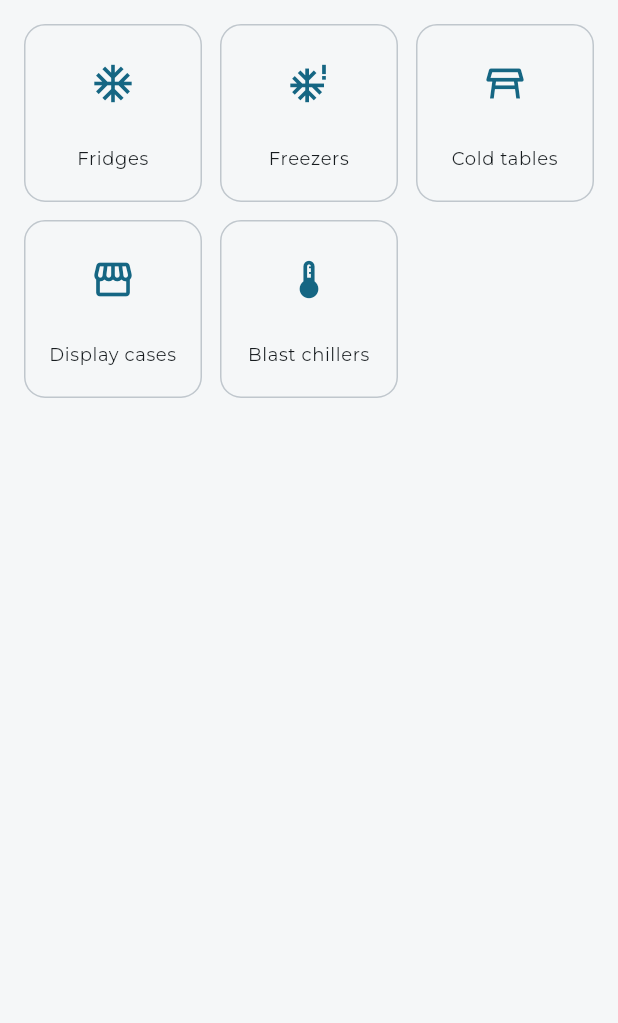
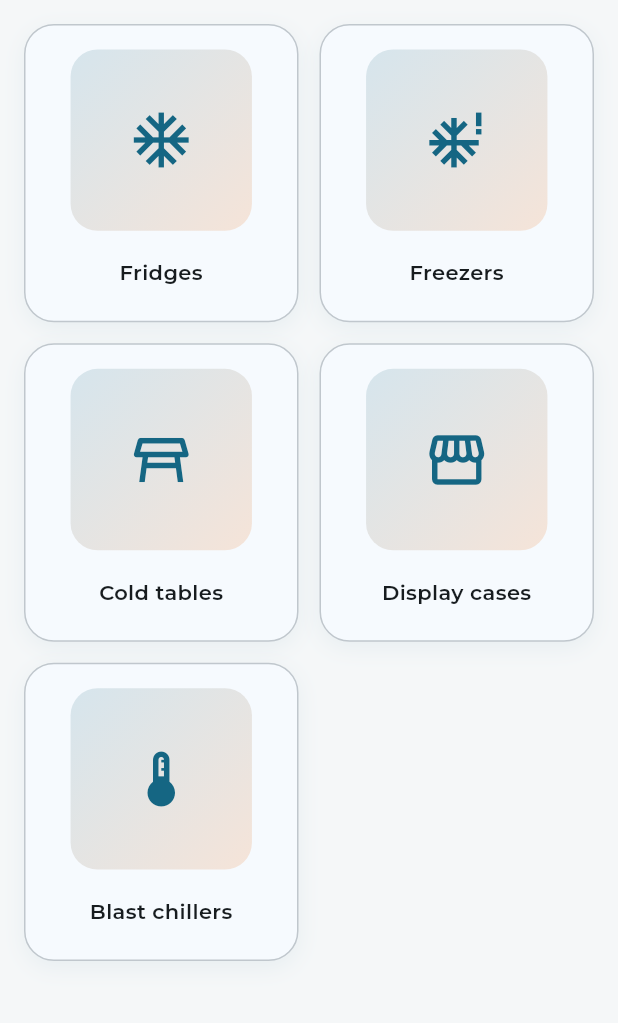
Before and after one commit to savvivs-droid/Project-service, a Flutter app: the _ClientEquipmentTab widget shown alone on an empty page, opened directly with empty values, after a tap on "Refrigeration equipment", on a phone screen of 412 x 824 dp, the part 84-1107 px from its top. Run offline on Flutter 3.47's test engine with Material 3 defaults, Android fonts, the phone set to English and light mode, and no system bars; our stand-ins replace firebase_core, firebase_messaging, flutter_dotenv, image_picker, shared_preferences, supabase_flutter and 1 more; accounts and stored records are empty; network calls fail.

Commit message:
Крупные плитки-иллюстрации оборудования, сетка 2 в ряд
Иконка оборудования теперь на цветной подложке-градиенте (teal/orange
в тонах бренда) внутри увеличенной плитки — вместо мелкой иконки на
белом фоне. Сетки категорий и видов оборудования переведены с
адаптивного числа колонок на фиксированные 2 в ряд, чтобы плитки были
крупнее.

Настоящие фото оборудования недоступны технически — сетевой доступ в
этой среде разрешён только к GitHub, сторонние источники изображений
(стоки, Wikimedia и т. п.) заблокированы политикой окружения.

Co-Authored-By: Claude Sonnet 5 <noreply@anthropic.com>
Claude-Session: https://claude.ai/code/session_01RmfCPiBqRaj7GbANaBjFbd

```diff
--- a/lib/core/widgets/equipment_grid_tile.dart
+++ b/lib/core/widgets/equipment_grid_tile.dart
@@ -1,9 +1,11 @@
 import 'package:flutter/material.dart';
 
-/// Плитка с иконкой, подписью и счётчиком — категория оборудования,
-/// вид внутри категории. Общий виджет для ClientHomeScreen (сетка
-/// категорий) и ClientEquipmentTypesScreen (сетка видов внутри
-/// категории), чтобы обе сетки выглядели одинаково.
+/// Плитка с иконкой-иллюстрацией, подписью и счётчиком — категория
+/// оборудования, вид внутри категории. Общий виджет для ClientHomeScreen
+/// (сетка категорий) и ClientEquipmentTypesScreen (сетка видов внутри
+/// категории), чтобы обе сетки выглядели одинаково. Сетки используют
+/// 2 колонки — крупные плитки с "иллюстрацией" (иконка на цветной
+/// подложке-градиенте) вместо мелких иконок на белом фоне.
 class EquipmentGridTile extends StatelessWidget {
   const EquipmentGridTile({
     super.key,
@@ -24,12 +26,20 @@ class EquipmentGridTile extends StatelessWidget {
 
     return InkWell(
       onTap: onTap,
-      borderRadius: BorderRadius.circular(14),
+      borderRadius: BorderRadius.circular(20),
       child: Container(
-        padding: const EdgeInsets.symmetric(vertical: 12, horizontal: 6),
+        padding: const EdgeInsets.fromLTRB(14, 16, 14, 14),
         decoration: BoxDecoration(
-          borderRadius: BorderRadius.circular(14),
+          color: colorScheme.surface,
+          borderRadius: BorderRadius.circular(20),
           border: Border.all(color: colorScheme.outlineVariant),
+          boxShadow: [
+            BoxShadow(
+              color: colorScheme.primary.withValues(alpha: 0.06),
+              blurRadius: 12,
+              offset: const Offset(0, 4),
+            ),
+          ],
         ),
         child: Stack(
           clipBehavior: Clip.none,
@@ -43,19 +53,43 @@ class EquipmentGridTile extends StatelessWidget {
               children: [
                 Expanded(
                   child: Center(
-                    child: Icon(icon, size: 30, color: colorScheme.primary),
+                    child: AspectRatio(
+                      aspectRatio: 1,
+                      child: DecoratedBox(
+                        decoration: BoxDecoration(
+                          borderRadius: BorderRadius.circular(18),
+                          gradient: LinearGradient(
+                            begin: Alignment.topLeft,
+                            end: Alignment.bottomRight,
+                            colors: [
+                              colorScheme.primary.withValues(alpha: 0.14),
+                              colorScheme.secondary.withValues(alpha: 0.16),
+                            ],
+                          ),
+                        ),
+                        child: Center(
+                          child: Icon(
+                            icon,
+                            size: 44,
+                            color: colorScheme.primary,
+                          ),
+                        ),
+                      ),
+                    ),
                   ),
                 ),
-                const SizedBox(height: 8),
+                const SizedBox(height: 10),
                 SizedBox(
-                  height: 32,
+                  height: 36,
                   child: Center(
                     child: Text(
                       label,
                       textAlign: TextAlign.center,
                       maxLines: 2,
                       overflow: TextOverflow.ellipsis,
-                      style: Theme.of(context).textTheme.bodySmall,
+                      style: Theme.of(context).textTheme.bodyMedium?.copyWith(
+                            fontWeight: FontWeight.w600,
+                          ),
                     ),
                   ),
                 ),
@@ -66,8 +100,8 @@ class EquipmentGridTile extends StatelessWidget {
                 top: -6,
                 right: -6,
                 child: Container(
-                  constraints: const BoxConstraints(minWidth: 20, minHeight: 20),
-                  padding: const EdgeInsets.symmetric(horizontal: 5),
+                  constraints: const BoxConstraints(minWidth: 24, minHeight: 24),
+                  padding: const EdgeInsets.symmetric(horizontal: 6),
                   decoration: BoxDecoration(
                     color: colorScheme.secondary,
                     borderRadius: BorderRadius.circular(999),
@@ -79,7 +113,7 @@ class EquipmentGridTile extends StatelessWidget {
                     textAlign: TextAlign.center,
                     style: TextStyle(
                       color: colorScheme.onSecondary,
-                      fontSize: 11,
+                      fontSize: 12,
                       fontWeight: FontWeight.w700,
                       height: 1,
                     ),
--- a/lib/features/home/client_equipment_types_screen.dart
+++ b/lib/features/home/client_equipment_types_screen.dart
@@ -100,11 +100,11 @@ class _ClientEquipmentTypesScreenState
             onRefresh: _refresh,
             child: GridView.builder(
               padding: const EdgeInsets.all(16),
-              gridDelegate: const SliverGridDelegateWithMaxCrossAxisExtent(
-                maxCrossAxisExtent: 120,
-                mainAxisSpacing: 12,
-                crossAxisSpacing: 12,
-                childAspectRatio: 1,
+              gridDelegate: const SliverGridDelegateWithFixedCrossAxisCount(
+                crossAxisCount: 2,
+                mainAxisSpacing: 14,
+                crossAxisSpacing: 14,
+                childAspectRatio: 0.92,
               ),
               itemCount: types.length,
               itemBuilder: (context, index) {
--- a/lib/features/home/client_home_screen.dart
+++ b/lib/features/home/client_home_screen.dart
@@ -587,15 +587,11 @@ class _ClientEquipmentTabState extends State<_ClientEquipmentTab> {
           onRefresh: _refresh,
           child: GridView.builder(
             padding: const EdgeInsets.all(16),
-            // Фиксированный максимальный размер плитки вместо
-            // фиксированного числа колонок — на широком экране (планшет)
-            // плитки остаются компактными квадратами, а не растягиваются
-            // на всю ширину.
-            gridDelegate: const SliverGridDelegateWithMaxCrossAxisExtent(
-              maxCrossAxisExtent: 120,
-              mainAxisSpacing: 12,
-              crossAxisSpacing: 12,
-              childAspectRatio: 1,
+            gridDelegate: const SliverGridDelegateWithFixedCrossAxisCount(
+              crossAxisCount: 2,
+              mainAxisSpacing: 14,
+              crossAxisSpacing: 14,
+              childAspectRatio: 0.92,
             ),
             itemCount: EquipmentCategory.values.length,
             itemBuilder: (context, index) {
```
